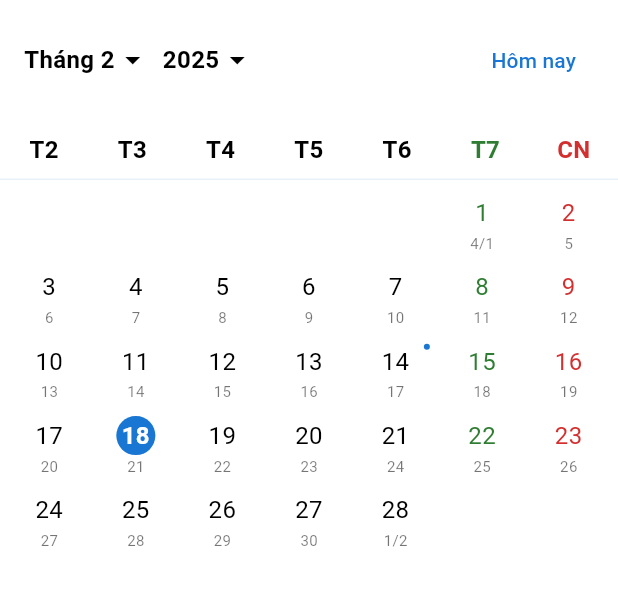
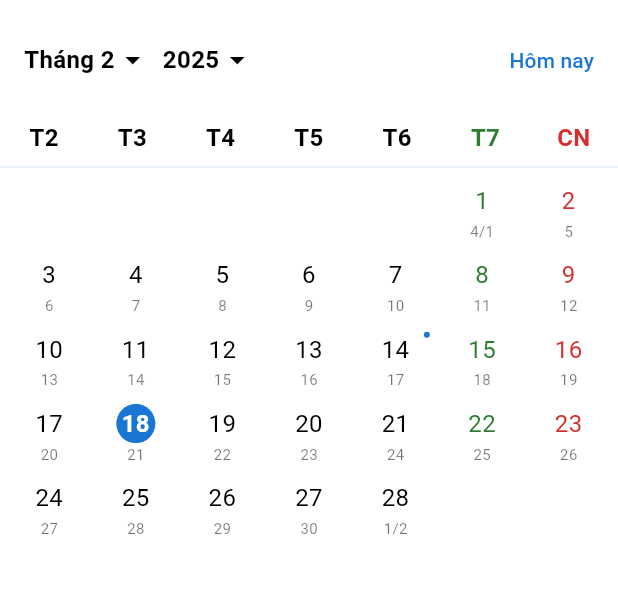
Before and after one commit to nxhiep/lunar_calendar, a Flutter app: the screen it shows after launch, on a phone screen of 412 x 824 dp, the part 84-690 px from its top. Run offline on Flutter 3.47's test engine with Material 3 defaults, Android fonts, the phone set to English and light mode, and no system bars; our stand-ins replace shared_preferences.

Commit message:
fix: responsive

```diff
--- a/lib/src/widgets/calendar_header.dart
+++ b/lib/src/widgets/calendar_header.dart
@@ -44,12 +44,11 @@ class CalendarHeader extends StatelessWidget {
   @override
   Widget build(BuildContext context) {
     return Container(
-      padding: const EdgeInsets.all(16),
+      padding: const EdgeInsets.only(left: 16, right: 4, top: 16, bottom: 8),
       constraints: BoxConstraints(maxWidth: maxWidth ?? double.infinity),
       width: maxWidth,
       child: Row(
         children: [
-          // Nút chọn tháng
           InkWell(
             onTap: () => _showMonthPicker(context),
             child: Row(
@@ -75,7 +74,6 @@ class CalendarHeader extends StatelessWidget {
 
           const SizedBox(width: 8),
 
-          // Nút chọn năm
           InkWell(
             onTap: () => _showYearPicker(context),
             child: Row(
--- a/lib/src/widgets/lunar_calendar.dart
+++ b/lib/src/widgets/lunar_calendar.dart
@@ -94,7 +94,11 @@ class _LunarCalendarState extends State<LunarCalendar> {
     return Material(
       color: theme.backgroundColor,
       child: LayoutBuilder(builder: (context, constraints) {
-        final maxWidth = widget.maxWidth ?? constraints.maxWidth;
+        final maxWidth = widget.maxWidth != null
+            ? constraints.maxWidth > widget.maxWidth!
+                ? widget.maxWidth
+                : constraints.maxWidth
+            : constraints.maxWidth;
         final heightOfCell =
             (theme.fontSize + theme.subtextFontSize) * 1.25 + 10;
         final calendarHeight = 5 * heightOfCell + 5 * 8;
@@ -161,7 +165,7 @@ class _LunarCalendarState extends State<LunarCalendar> {
 
             // Event section
             if (_currentView.isMonth)
-              ..._buildEventSection(theme, localization),
+              ..._buildEventSection(theme, localization, maxWidth),
           ],
         );
       }),
@@ -325,6 +329,7 @@ class _LunarCalendarState extends State<LunarCalendar> {
   List<Widget> _buildEventSection(
     LunarCalendarTheme theme,
     LunarCalendarLocalization localization,
+    double maxWidth,
   ) {
     final monthEvents = _getEventsForDate();
     if (monthEvents.isEmpty) return [];
@@ -333,6 +338,7 @@ class _LunarCalendarState extends State<LunarCalendar> {
       const SizedBox(height: 12),
       Container(
         padding: const EdgeInsets.all(16),
+        constraints: BoxConstraints(maxWidth: maxWidth),
         decoration: BoxDecoration(
           color: theme.backgroundColor,
           border: Border(
@@ -368,27 +374,4 @@ class _LunarCalendarState extends State<LunarCalendar> {
     setState(() => _selectedDate = date);
     widget.onDateSelected?.call(date);
   }
-
-  Widget _buildNavButton({required String text, required Color color}) {
-    return Text(
-      text,
-      style: TextStyle(
-        color: color,
-        fontSize: 14,
-      ),
-    );
-  }
-
-  void _onMonthChanged(DateTime date) {
-    final monthDiff = (date.year - _displayedMonth.year) * 12 +
-        (date.month - _displayedMonth.month);
-
-    final targetPage = _pageController.page!.round() + monthDiff;
-
-    _pageController.animateToPage(
-      targetPage,
-      duration: const Duration(milliseconds: 300),
-      curve: Curves.easeInOut,
-    );
-  }
 }
```
